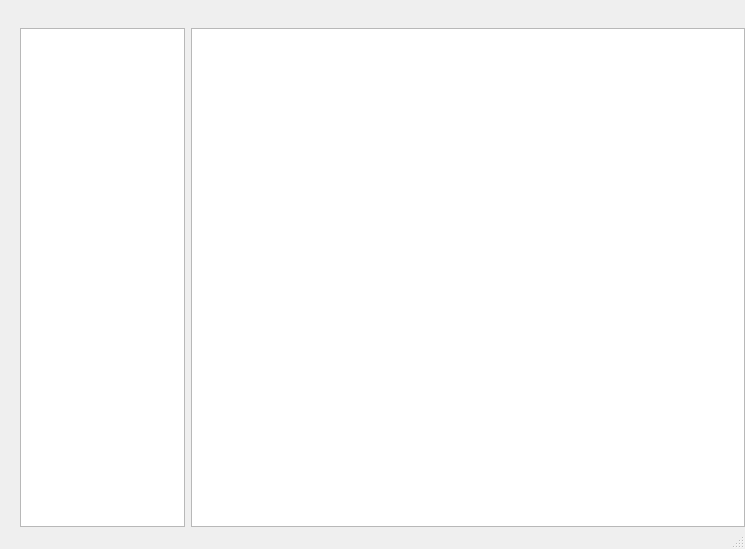
The window that src/ui/main_window.ui (Konoszaf1/HardwareGUI) describes before a commit, drawn with Qt 5.
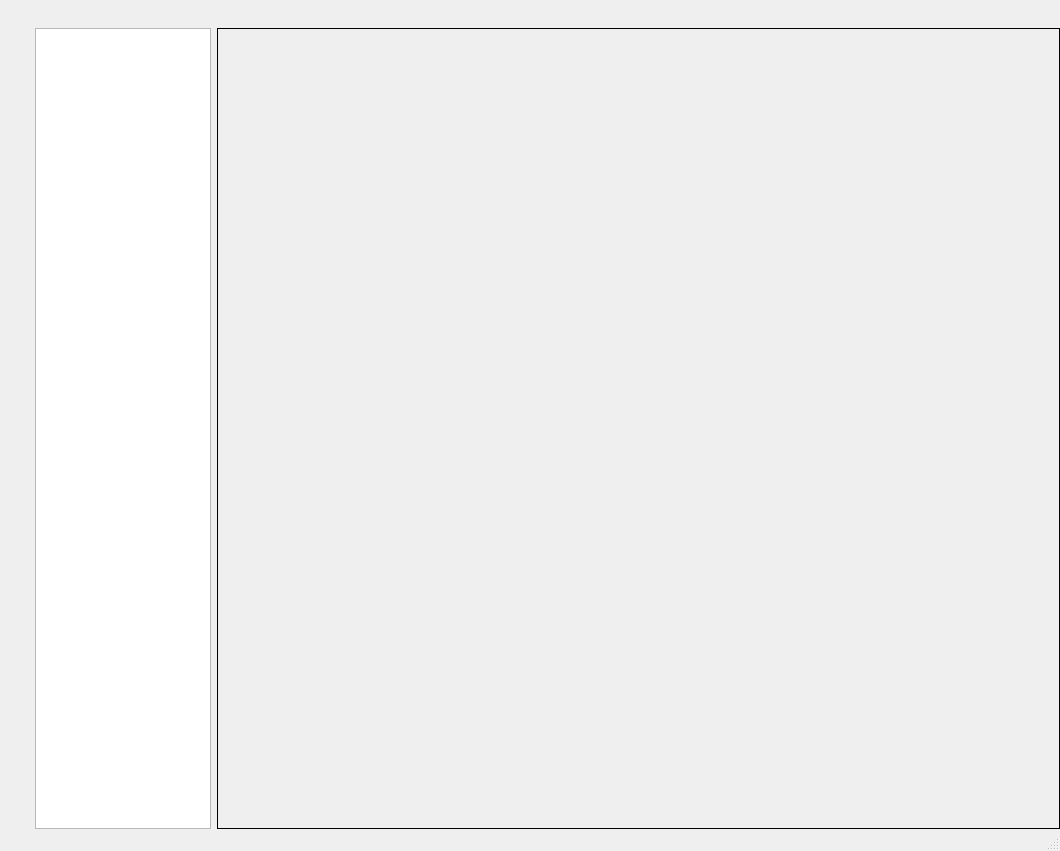
The same window after the commit. Icons and pictures are not drawn. Custom widgets are drawn as their Qt base class.

Commit message: add stacked widget and skeleton of script execution page

```diff
--- a/src/ui/main_window.ui
+++ b/src/ui/main_window.ui
@@ -6,8 +6,8 @@
    <rect>
     <x>0</x>
     <y>0</y>
-    <width>745</width>
-    <height>549</height>
+    <width>1060</width>
+    <height>851</height>
    </rect>
   </property>
   <property name="windowTitle">
@@ -26,7 +26,7 @@
      <verstretch>0</verstretch>
     </sizepolicy>
    </property>
-   <layout class="QGridLayout" name="gridLayout" rowstretch="1,20" columnstretch="1,3">
+   <layout class="QGridLayout" name="gridLayout" rowstretch="1,20" columnstretch="1,4">
     <property name="leftMargin">
      <number>0</number>
     </property>
@@ -95,19 +95,15 @@
          <height>16777215</height>
         </size>
        </property>
+       <property name="sizeAdjustPolicy">
+        <enum>QAbstractScrollArea::SizeAdjustPolicy::AdjustToContents</enum>
+       </property>
+       <property name="resizeMode">
+        <enum>QListView::ResizeMode::Adjust</enum>
+       </property>
       </widget>
      </widget>
     </item>
-    <item row="1" column="1">
-     <widget class="QGraphicsView" name="graphicsView">
-      <property name="sizePolicy">
-       <sizepolicy hsizetype="Preferred" vsizetype="Preferred">
-        <horstretch>0</horstretch>
-        <verstretch>0</verstretch>
-       </sizepolicy>
-      </property>
-     </widget>
-    </item>
     <item row="0" column="0" colspan="2">
      <layout class="QHBoxLayout" name="titleBar">
       <property name="spacing">
@@ -188,6 +184,19 @@
       </item>
      </layout>
     </item>
+    <item row="1" column="1">
+     <widget class="ActionStackedWidget" name="stackedWidget">
+      <property name="frameShape">
+       <enum>QFrame::Shape::Box</enum>
+      </property>
+      <property name="frameShadow">
+       <enum>QFrame::Shadow::Plain</enum>
+      </property>
+      <property name="currentIndex">
+       <number>-1</number>
+      </property>
+     </widget>
+    </item>
    </layout>
   </widget>
   <widget class="QStatusBar" name="statusbar"/>
@@ -204,6 +213,12 @@
    <extends>QListView</extends>
    <header>gui.hiding_listview</header>
   </customwidget>
+  <customwidget>
+   <class>ActionStackedWidget</class>
+   <extends>QStackedWidget</extends>
+   <header>gui.action_stacked_widget</header>
+   <container>1</container>
+  </customwidget>
  </customwidgets>
  <resources>
   <include location="../resources/icons.qrc"/>
```
Left out of the diff: 8 changed lines with no effect on the pictures. The commit also changes 12 other files.
